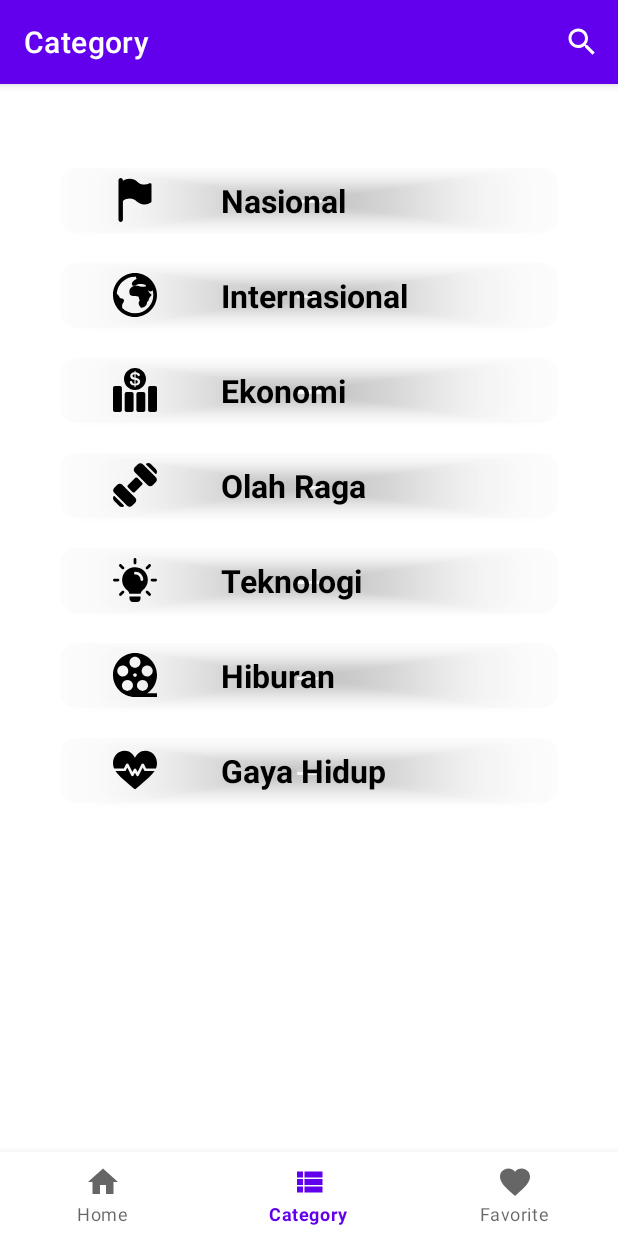
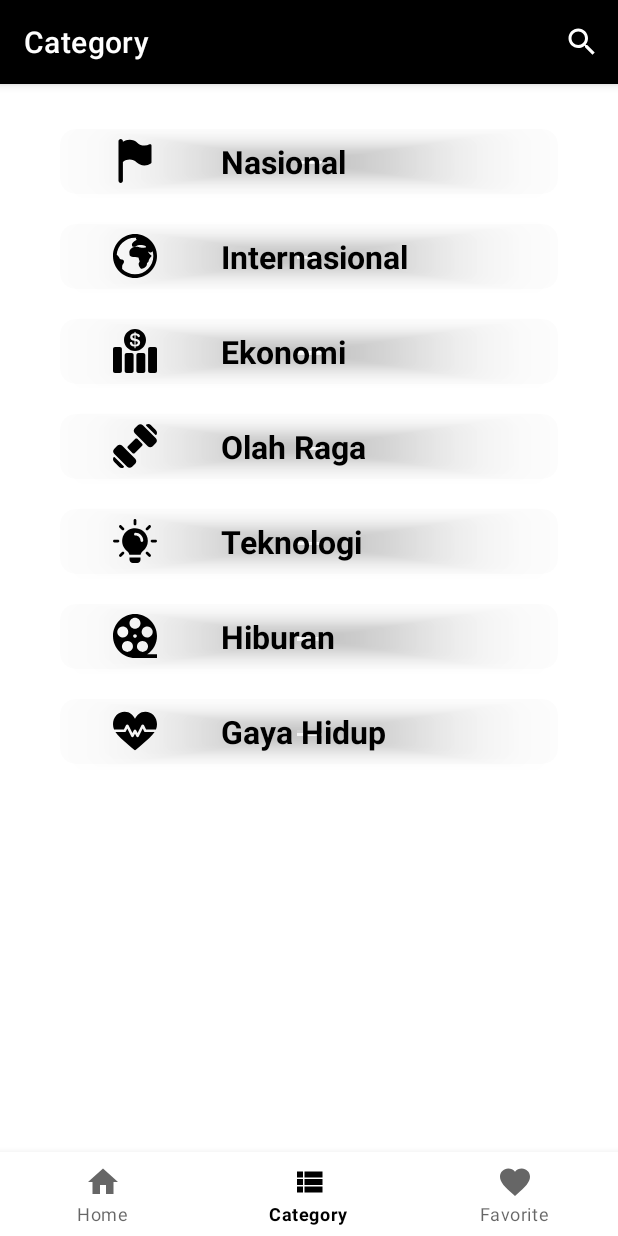
Before and after one commit to johanseptian99/Aplikasi-CreativeInnovationNews, an Android app: the DashboardFragment screen opened through its navigation route, on a phone screen of 412 x 824 dp. Run offline under Robolectric (Android 15) with nearby library versions, the light colour scheme and no system bars; our stand-ins replace navigation-ui; Roboto replaces fonts that are not available here; 1 statement that could not run was skipped.

Commit message:
add back action bar category

```diff
--- a/app/src/main/res/layout/activity_main.xml
+++ b/app/src/main/res/layout/activity_main.xml
@@ -3,8 +3,7 @@
     xmlns:app="http://schemas.android.com/apk/res-auto"
     android:id="@+id/container"
     android:layout_width="match_parent"
-    android:layout_height="match_parent"
-    android:paddingTop="?attr/actionBarSize">
+    android:layout_height="match_parent">
 
     <com.google.android.material.bottomnavigation.BottomNavigationView
         android:id="@+id/nav_view"
--- a/app/src/main/res/layout/fragment_dashboard.xml
+++ b/app/src/main/res/layout/fragment_dashboard.xml
@@ -4,6 +4,7 @@
     xmlns:tools="http://schemas.android.com/tools"
     android:layout_width="match_parent"
     android:layout_height="match_parent"
+    android:paddingTop="30dp"
     android:paddingRight="40dp"
     android:paddingLeft="40dp"
     tools:context=".ui.dashboard.DashboardFragment">
--- a/app/src/main/res/values/themes.xml
+++ b/app/src/main/res/values/themes.xml
@@ -2,8 +2,8 @@
     <!-- Base application theme. -->
     <style name="Theme.MyBeritaCNN" parent="Theme.MaterialComponents.DayNight.DarkActionBar">
         <!-- Primary brand color. -->
-        <item name="colorPrimary">@color/purple_500</item>
-        <item name="colorPrimaryVariant">@color/purple_700</item>
+        <item name="colorPrimary">@color/black</item>
+        <item name="colorPrimaryVariant">#A9000000</item>
         <item name="colorOnPrimary">@color/white</item>
         <!-- Secondary brand color. -->
         <item name="colorSecondary">@color/teal_200</item>
```
Also changed, not shown: app/src/main/AndroidManifest.xml (+12 -1 lines).
